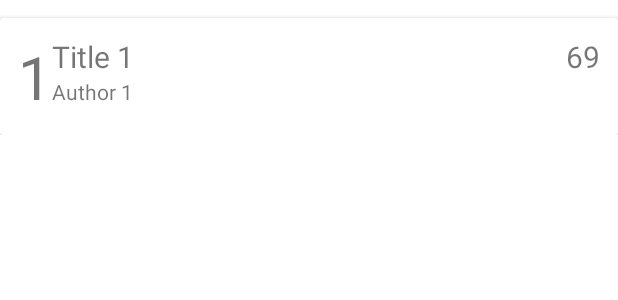
After one commit to artiomtaliaronak/ipr2PPO, an Android app: the layout my_row.xml on its own in the app's theme, with its tools: preview values and no code run, on a phone screen of 412 x 824 dp. The commit adds this screen. Shown: the top 300 px of the screen. Run offline under Robolectric (Android 15) with nearby library versions, the phone set to English and light mode, and no system bars.

Commit message:
added View

```diff
--- /dev/null
+++ b/app/src/main/res/layout/my_row.xml
@@ -0,0 +1,56 @@
+<?xml version="1.0" encoding="utf-8"?>
+<LinearLayout xmlns:android="http://schemas.android.com/apk/res/android"
+    xmlns:app="http://schemas.android.com/apk/res-auto"
+    xmlns:tools="http://schemas.android.com/tools"
+    android:orientation="vertical"
+    android:layout_width="match_parent"
+    android:layout_height="wrap_content">
+
+    <androidx.cardview.widget.CardView
+        android:layout_width="match_parent"
+        android:layout_height="wrap_content"
+        android:layout_marginTop="12dp">
+
+        <androidx.constraintlayout.widget.ConstraintLayout
+            android:layout_width="match_parent"
+            android:layout_height="wrap_content"
+            android:padding="12dp">
+
+            <TextView
+                android:id="@+id/albumIdText"
+                android:layout_width="wrap_content"
+                android:layout_height="wrap_content"
+                android:text="1"
+                android:textSize="40sp"
+                app:layout_constraintBottom_toBottomOf="parent"
+                app:layout_constraintStart_toStartOf="parent"
+                app:layout_constraintTop_toTopOf="parent" />
+
+            <TextView
+                android:id="@+id/albumTitleText"
+                android:layout_width="wrap_content"
+                android:layout_height="wrap_content"
+                android:text="Title 1"
+                android:textSize="20sp"
+                app:layout_constraintStart_toEndOf="@+id/albumIdText"
+                app:layout_constraintTop_toTopOf="@+id/albumIdText" />
+
+            <TextView
+                android:id="@+id/albumAuthorText"
+                android:layout_width="wrap_content"
+                android:layout_height="wrap_content"
+                android:text="Author 1"
+                app:layout_constraintStart_toStartOf="@+id/albumTitleText"
+                app:layout_constraintTop_toBottomOf="@+id/albumTitleText" />
+
+            <TextView
+                android:id="@+id/albumTrackText"
+                android:layout_width="wrap_content"
+                android:layout_height="wrap_content"
+                android:textSize="20sp"
+                android:text="69"
+                app:layout_constraintEnd_toEndOf="parent"
+                app:layout_constraintTop_toTopOf="parent" />
+        </androidx.constraintlayout.widget.ConstraintLayout>
+    </androidx.cardview.widget.CardView>
+</LinearLayout>
```
Also changed, not shown: app/src/main/java/com/artiomtaliaronak/ipr2ppo/AlbumDatabaseHelper.java (+12 -0 lines), app/src/main/java/com/artiomtaliaronak/ipr2ppo/CustomAdapter.java (added, +62 -0 lines), app/src/main/java/com/artiomtaliaronak/ipr2ppo/MainActivity.java (+35 -0 lines).
